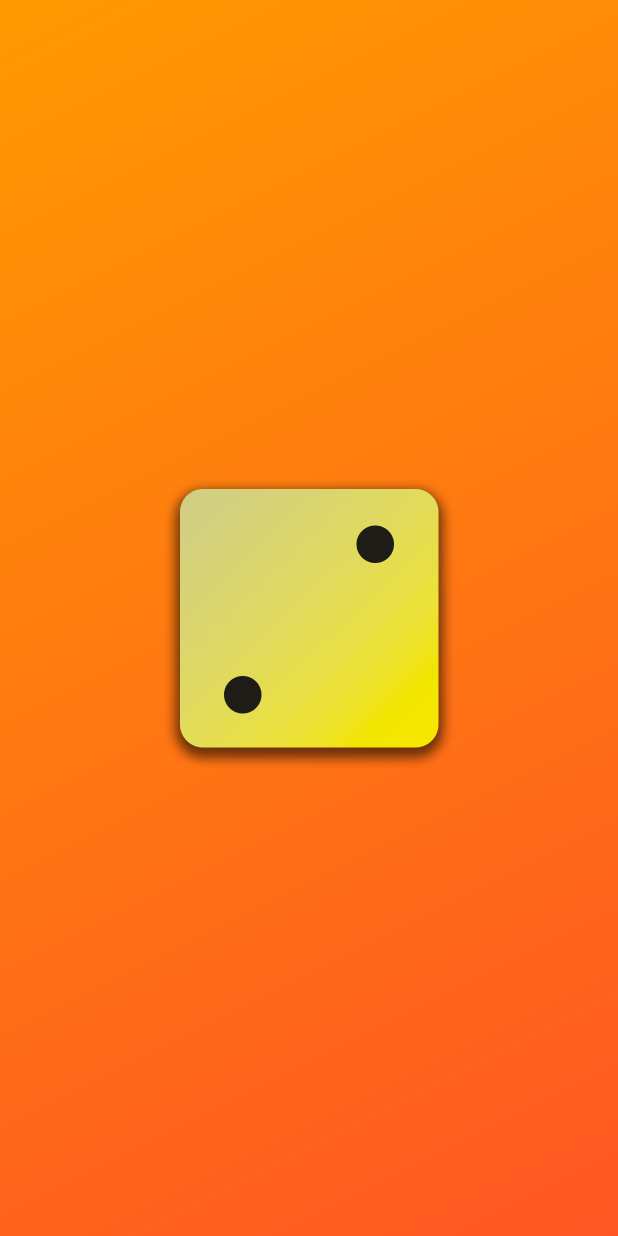
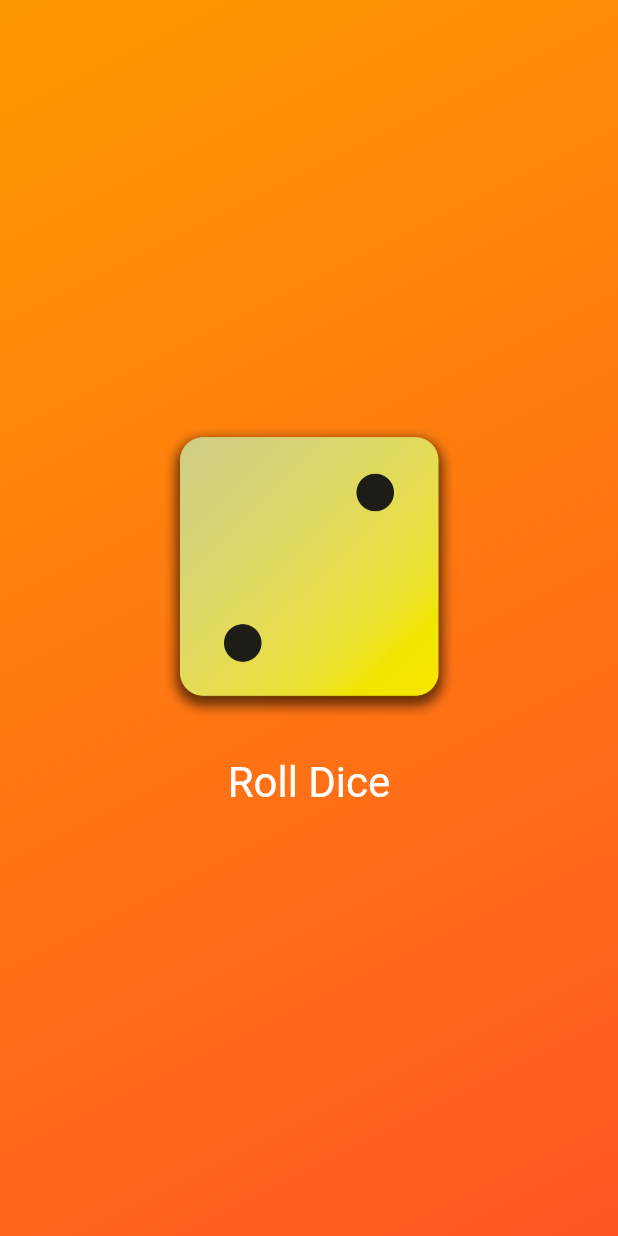
Before and after one commit to GuiKrause/roll_dice, a Flutter app: the screen it shows after launch, on a phone screen of 412 x 824 dp. Run offline on Flutter 3.47's test engine with Material 3 defaults, Android fonts, the phone set to English and light mode, and no system bars.

Commit message:
Added sized box for padding and styling the text button

```diff
--- a/lib/gradient_container.dart
+++ b/lib/gradient_container.dart
@@ -8,6 +8,10 @@ class GradientContainer extends StatelessWidget {
 
   final Color color1;
   final Color color2;
+
+  void rollDice() {
+
+  }
 
   @override
   Widget build(context) {
@@ -23,7 +27,24 @@ class GradientContainer extends StatelessWidget {
         ),
       ),
       child: Center(
-        child: Image.asset('assets/images/dice-2.png', width: 200,),
+        child: Column(
+          mainAxisAlignment: MainAxisAlignment.center,
+          children: [
+            Image.asset('assets/images/dice-2.png', width: 200,),
+            const SizedBox(
+              height: 20,
+            ),
+            TextButton(
+              onPressed: rollDice,
+              style: TextButton.styleFrom(
+                foregroundColor: Colors.white,
+                textStyle: const TextStyle(
+                  fontSize: 28
+                )
+              ),
+              child: const Text('Roll Dice'),)
+          ],
+        ),
       ),
     );
   }
```
